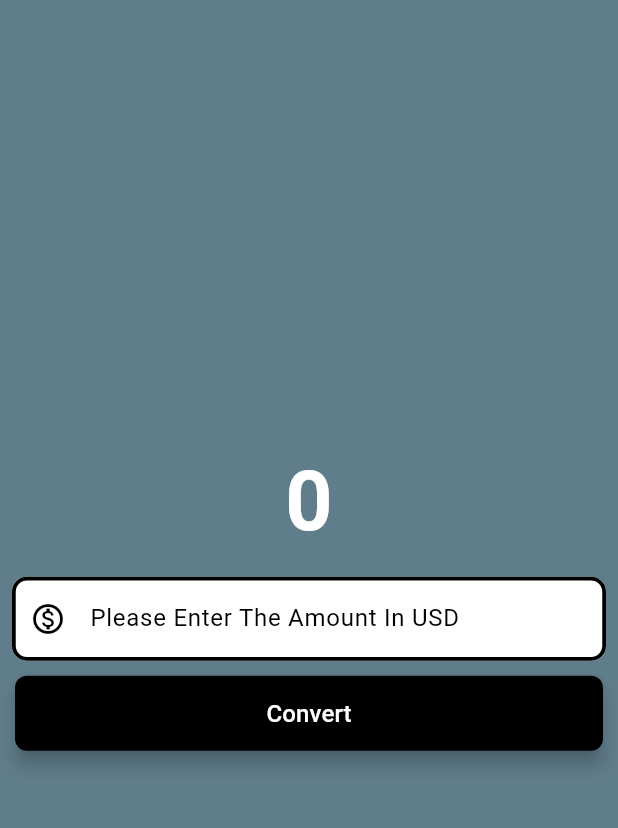
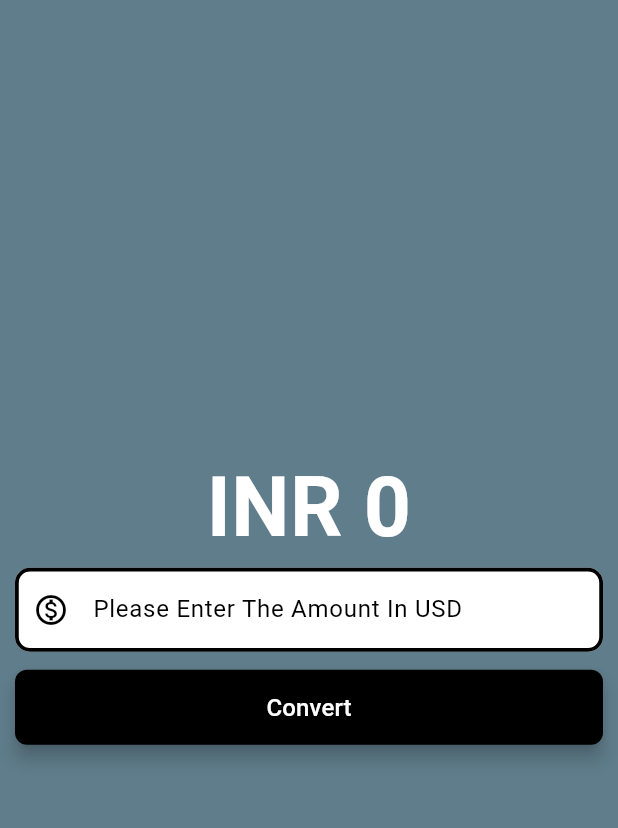
Before and after one commit to abhinav4190/Currency_Converter, a Flutter app: the screen it shows after launch, after a tap on "Convert", on a phone screen of 412 x 824 dp, the part 63-891 px from its top. Run offline on Flutter 3.47's test engine with Material 3 defaults, Android fonts, the phone set to English and light mode, and no system bars.

Commit message:
final working currency converter  basic app

```diff
--- a/lib/currency_converter_material_page.dart
+++ b/lib/currency_converter_material_page.dart
@@ -1,9 +1,28 @@
 import 'package:flutter/material.dart';
 
-class CurrencyConverterMaterialPage extends StatelessWidget {
+class CurrencyConverterMaterialPage extends StatefulWidget {
   const CurrencyConverterMaterialPage({super.key});
   @override
+  State createState() => CurrencyConverterMaterialPageState();
+}
+
+class CurrencyConverterMaterialPageState extends State {
+  double result = 0;
+  TextEditingController extractedValue = TextEditingController();
+  void convert() {
+    result = double.parse(extractedValue.text) * 83.38;
+    setState(() {});
+  }
+
+  @override
+  void dispose() {
+    extractedValue.dispose();
+    super.dispose();
+  }
+
+  @override
   Widget build(BuildContext context) {
+    print('widget build');
     final border = OutlineInputBorder(
       borderSide: const BorderSide(
         width: 2.5,
@@ -21,19 +40,20 @@ class CurrencyConverterMaterialPage extends StatelessWidget {
       ),
       backgroundColor: Colors.blueGrey,
       body: Center(
+        child: Padding(
+          padding: const EdgeInsets.all(10),
           child: Column(
             mainAxisAlignment: MainAxisAlignment.center,
             children: [
-            const Text(
-              '0',
-              style: TextStyle(
+              Text(
+                'INR ${result != 0 ? result.toStringAsFixed(2) : 0}',
+                style: const TextStyle(
                     fontSize: 55,
                     fontWeight: FontWeight.bold,
                     color: Colors.white),
               ),
-            Padding(
-              padding: const EdgeInsets.symmetric(horizontal: 8, vertical: 10),
-              child: TextField(
+              TextField(
+                controller: extractedValue,
                 style: const TextStyle(color: Colors.black),
                 decoration: InputDecoration(
                   hintText: 'Please Enter The Amount In USD',
@@ -50,11 +70,11 @@ class CurrencyConverterMaterialPage extends StatelessWidget {
                 keyboardType:
                     const TextInputType.numberWithOptions(decimal: true),
               ),
+              const SizedBox(
+                height: 12,
               ),
-            Padding(
-              padding: const EdgeInsets.symmetric(horizontal: 10),
-              child: ElevatedButton(
-                onPressed: () {},
+              ElevatedButton(
+                onPressed: convert,
                 style: TextButton.styleFrom(
                   backgroundColor: Colors.black,
                   foregroundColor: Colors.white,
@@ -68,9 +88,9 @@ class CurrencyConverterMaterialPage extends StatelessWidget {
                   "Convert",
                   style: TextStyle(fontSize: 16),
                 ),
-              ),
               )
             ],
+          ),
         ),
       ),
     );
```
Lines whose indentation alone changed are shown as unchanged.
